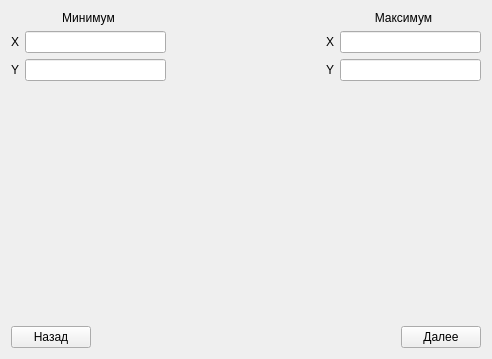
The window that minmaxintercectcheckdialog.ui (group93492/economics_LPP) describes before a commit, drawn with Qt 5.
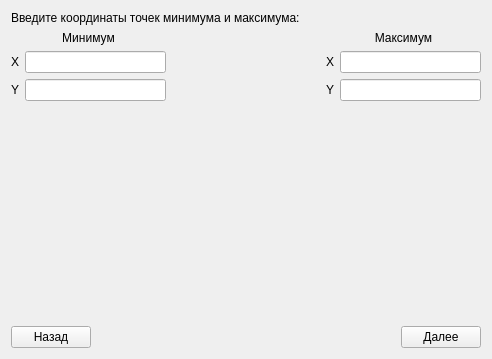
The same window after the commit.

```diff
--- a/minmaxintercectcheckdialog.ui
+++ b/minmaxintercectcheckdialog.ui
@@ -16,6 +16,13 @@
   <layout class="QVBoxLayout" name="verticalLayout_2">
    <item>
     <layout class="QVBoxLayout" name="mainVerticalLayout">
+     <item>
+      <widget class="QLabel" name="infLabel">
+       <property name="text">
+        <string>Введите координаты точек минимума и максимума:</string>
+       </property>
+      </widget>
+     </item>
      <item>
       <layout class="QHBoxLayout" name="minMaxHorizontalLayout">
        <item>
```
